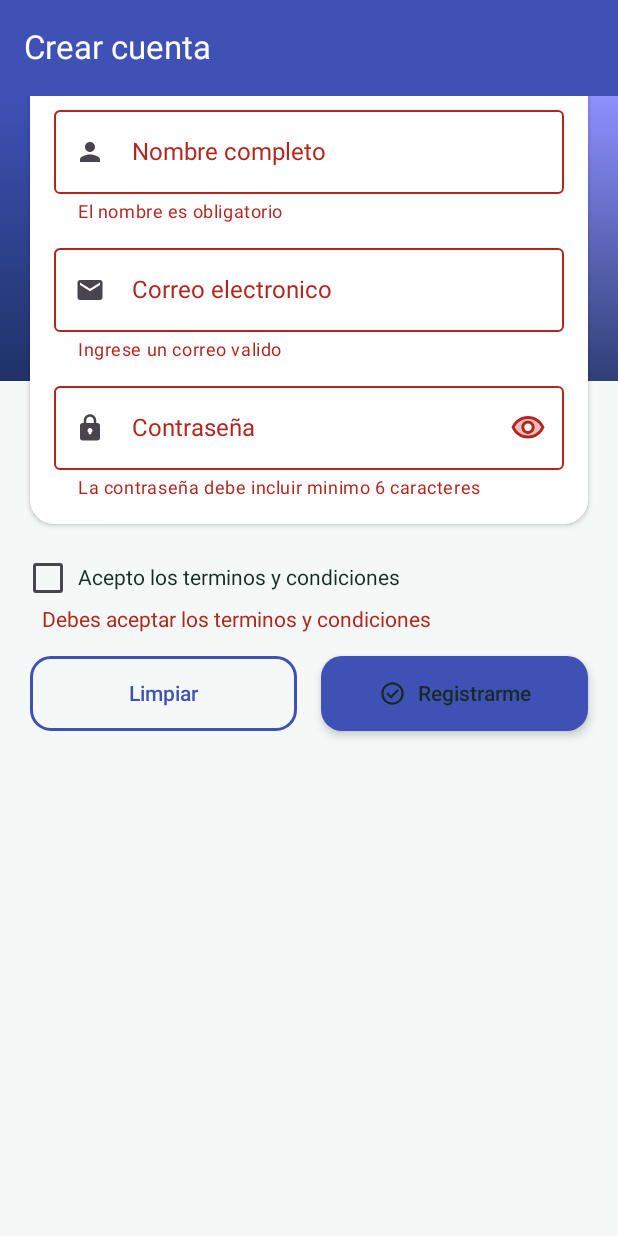
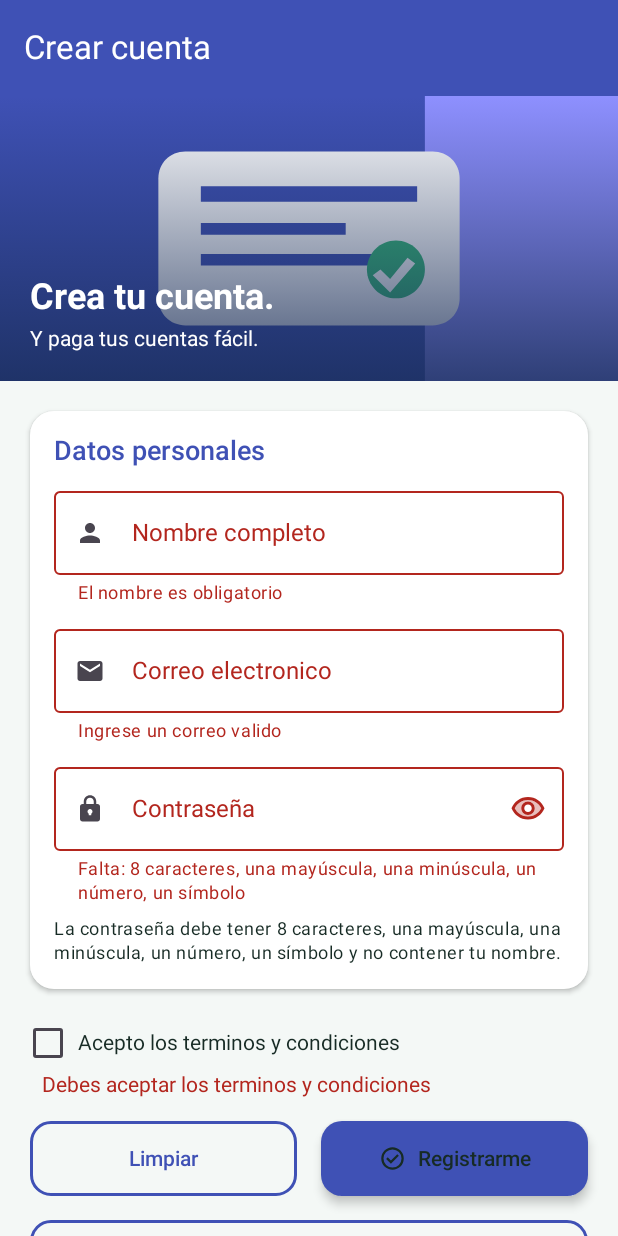
Before and after one commit to znatan13/PagoFlex_Evaluacion, an Android app built with Jetpack Compose: the screen it shows after launch (MainActivity), after a tap on "Registrarme", on a phone screen of 412 x 824 dp. Run offline under Robolectric (Android 15) with nearby library versions, the phone set to English and light mode, and no system bars.

Commit message:
Inicio de sesion, recuperar contraseña, arreglo de formularios mostrandose en el lugar equivocado y añadidas medidas de seguridad para contraseña

```diff
--- a/app/src/main/java/com/example/pagoflex/ui/screens/FormularioScreen.kt
+++ b/app/src/main/java/com/example/pagoflex/ui/screens/FormularioScreen.kt
@@ -48,7 +48,9 @@ import com.example.pagoflex.viewmodel.PerfilViewModel
 
 @Composable
 fun FormularioScreen(
-    viewModel: FormularioViewModel = viewModel ()
+    viewModel: FormularioViewModel = viewModel (),
+    onRegistroExitoso: () -> Unit = {},
+    onVolverLogin: () -> Unit = {}
 ){
     val uiState by viewModel.uiState.collectAsStateWithLifecycle()
 
@@ -59,8 +61,15 @@ fun FormularioScreen(
         onContraseniaCambia = viewModel::onContraseniaCambia,
         onAlternarVisibilidad = viewModel::onAlternarVisibilidad,
         onTerminosCambia = viewModel::onTerminosCambia,
-        onRegistrar = viewModel::onRegistrar,
-        onLimpiar = viewModel::onLimpiar
+        onLimpiar = viewModel::onLimpiar,
+        onRegistrar = {
+            viewModel.onRegistrar()
+
+            if (viewModel.uiState.value.registroExitoso) {
+                onRegistroExitoso()
+            }
+        },
+        onVolverLogin = onVolverLogin
     )
 }
 
@@ -74,9 +83,10 @@ fun FormularioContent(
     onAlternarVisibilidad: () -> Unit,
     onTerminosCambia: (Boolean) -> Unit,
     onRegistrar: () -> Unit,
-    onLimpiar: () -> Unit
+    onLimpiar: () -> Unit,
+    onVolverLogin: () -> Unit
 ) {
-    Scaffold (
+    Scaffold(
         topBar = {
             TopAppBar(
                 title = { Text(stringResource(R.string.titulo_formulario)) },
@@ -87,8 +97,7 @@ fun FormularioContent(
             )
         },
         containerColor = MaterialTheme.colorScheme.background
-    )   {
-        innerPadding ->
+    ) { innerPadding ->
 
         Column(
             modifier = Modifier
@@ -99,16 +108,16 @@ fun FormularioContent(
 
             ImagenEncabezado(
                 imagen = R.drawable.banner_pago,
-                descripcion = "Banner de formulario",
-                titulo = "Inicia Sesion.",
-                subtitulo = "Y paga tus cuentas facil."
+                descripcion = "Banner de creación de cuenta",
+                titulo = "Crea tu cuenta.",
+                subtitulo = "Y paga tus cuentas fácil."
             )
-        }
+
             Column(
                 modifier = Modifier.padding(Dimens.Pantalla),
                 verticalArrangement = Arrangement.spacedBy(Dimens.EspacioMediano)
             ) {
-            TarjetaSeccion (valor = stringResource(R.string.seccion_datos)) {
+                TarjetaSeccion(valor = stringResource(R.string.seccion_datos)) {
                     CampoTexto(
                         valor = uiState.nombre,
                         onValorCambia = onNombreCambia,
@@ -132,6 +141,11 @@ fun FormularioContent(
                         visible = uiState.contraseniaVisible,
                         onAlternarVisible = onAlternarVisibilidad,
                         error = uiState.errorContrasenia
+                    )
+
+                    Text(
+                        text = "La contraseña debe tener 8 caracteres, una mayúscula, una minúscula, un número, un símbolo y no contener tu nombre.",
+                        style = MaterialTheme.typography.bodySmall
                     )
 
                 }
@@ -168,11 +182,17 @@ fun FormularioContent(
                     MensajeExito(nombre = uiState.nombre)
                 }
 
+                BotonSecundario(
+                    texto = "Ya tengo una cuenta",
+                    onClick = onVolverLogin,
+                    modifier = Modifier.fillMaxWidth()
+                )
+
                 Spacer(Modifier.height(Dimens.EspacioGrande))
             }
         }
     }
-
+}
 
 @Composable
 private fun MensajeExito(nombre: String) {
@@ -217,7 +237,8 @@ private fun FormularioVacioPreview(){
             onAlternarVisibilidad = {},
             onTerminosCambia = {},
             onRegistrar = {},
-            onLimpiar = {}
+            onLimpiar = {},
+            onVolverLogin = {}
 
         )
     }
@@ -241,7 +262,8 @@ private fun FormularioConErroresPreview() {
             onAlternarVisibilidad = {},
             onTerminosCambia = {},
             onRegistrar = {},
-            onLimpiar = {}
+            onLimpiar = {},
+            onVolverLogin = {}
         )
     }
 }
--- a/app/src/main/java/com/example/pagoflex/viewmodel/FormularioViewModel.kt
+++ b/app/src/main/java/com/example/pagoflex/viewmodel/FormularioViewModel.kt
@@ -39,8 +39,19 @@ class FormularioViewModel : ViewModel() {
         val errorCorreo = if (!estado.correo.contains("@") || !estado.correo.contains("."))
             "Ingrese un correo valido" else null
 
-        val errorContrasenia = if (estado.contrasenia.length < 6)
-            "La contraseña debe incluir minimo 6 caracteres" else null
+        val nombreMinuscula = estado.nombre.trim().lowercase()
+        val contraseniaMinuscula = estado.contrasenia.lowercase()
+        val erroresContrasenia = mutableListOf<String>()
+
+        if (estado.contrasenia.length < 8) erroresContrasenia.add("8 caracteres")
+        if (!estado.contrasenia.any { it.isUpperCase() }) erroresContrasenia.add("una mayúscula")
+        if (!estado.contrasenia.any { it.isLowerCase() }) erroresContrasenia.add("una minúscula")
+        if (!estado.contrasenia.any { it.isDigit() }) erroresContrasenia.add("un número")
+        if (!estado.contrasenia.any { !it.isLetterOrDigit() }) erroresContrasenia.add("un símbolo")
+        if (nombreMinuscula.isNotBlank() && contraseniaMinuscula.contains(nombreMinuscula)) erroresContrasenia.add("no contener tu nombre")
+
+        val errorContrasenia = if (erroresContrasenia.isNotEmpty())
+            "Falta: ${erroresContrasenia.joinToString(", ")}" else null
 
         val errorTerminos = if (!estado.aceptarTerminos)
             "Debes aceptar los terminos y condiciones" else null
```
Also changed, not shown: app/src/main/java/com/example/pagoflex/ui/screens/LoginScreen.kt (added, +125 -0 lines), app/src/main/java/com/example/pagoflex/ui/screens/RecuperarContraseniaScreen.kt (added, +104 -0 lines). Lines whose indentation alone changed are shown as unchanged.
